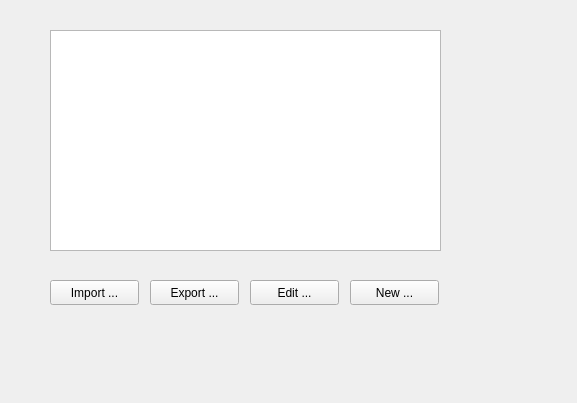
Before: the Qt Designer form manipulacijaprocesorima.ui in esokic/signal-processor, drawn with Qt 5.
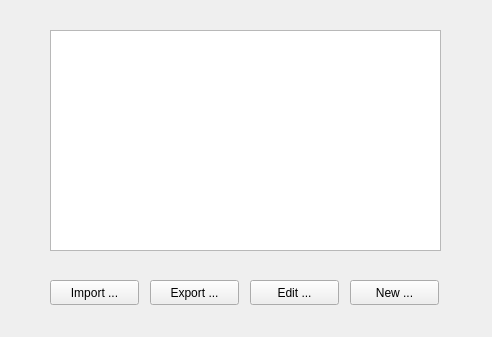
After: the same form once the commit is applied.

```diff
--- a/manipulacijaprocesorima.ui
+++ b/manipulacijaprocesorima.ui
@@ -6,8 +6,8 @@
    <rect>
     <x>0</x>
     <y>0</y>
-    <width>577</width>
-    <height>403</height>
+    <width>492</width>
+    <height>337</height>
    </rect>
   </property>
   <property name="windowTitle">
```
